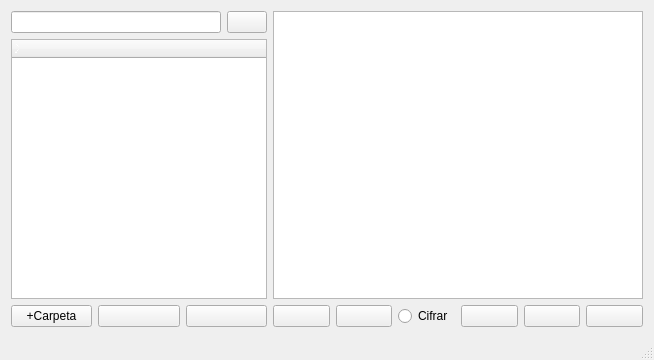
First picture: the form in mainwindow2.ui, repository zurdoTSP/torrefacto, before the edit.
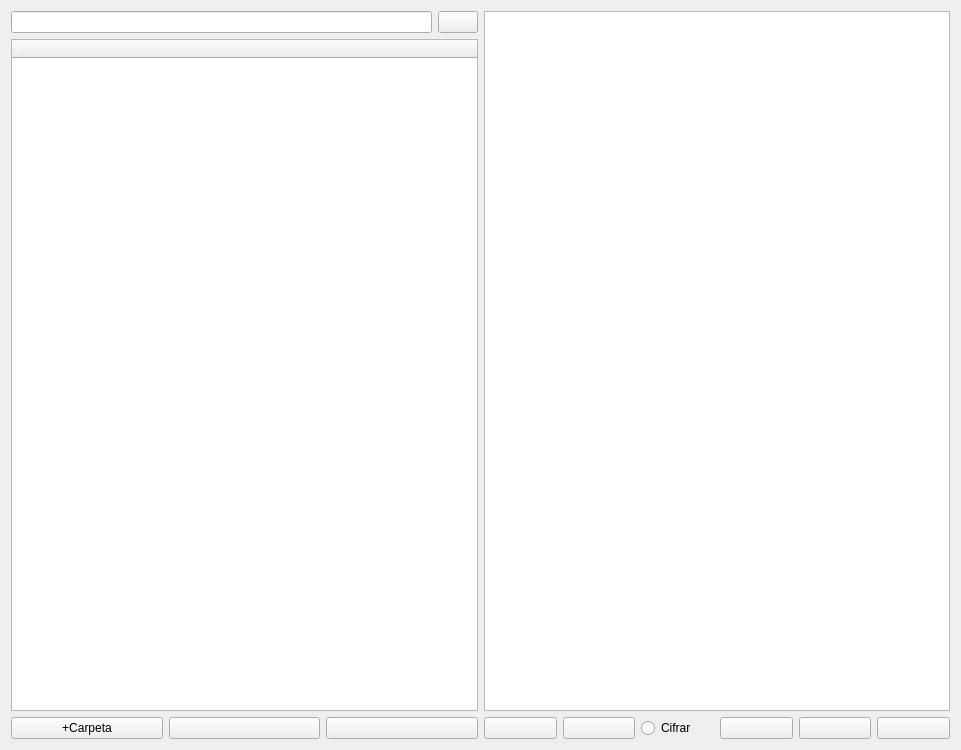
Second picture: the form after the edit.

The edit to the form file:
```diff
--- a/mainwindow2.ui
+++ b/mainwindow2.ui
@@ -6,10 +6,16 @@
    <rect>
     <x>0</x>
     <y>0</y>
-    <width>654</width>
-    <height>360</height>
+    <width>961</width>
+    <height>750</height>
    </rect>
   </property>
+  <property name="sizePolicy">
+   <sizepolicy hsizetype="Minimum" vsizetype="Minimum">
+    <horstretch>0</horstretch>
+    <verstretch>0</verstretch>
+   </sizepolicy>
+  </property>
   <property name="maximumSize">
    <size>
     <width>16777215</width>
@@ -32,25 +38,18 @@
      <height>16777215</height>
     </size>
    </property>
-   <layout class="QFormLayout" name="formLayout">
-    <item row="0" column="0">
-     <layout class="QVBoxLayout" name="verticalLayout_2">
-      <item>
-       <layout class="QHBoxLayout" name="horizontalLayout_2">
-        <item>
-         <widget class="QLineEdit" name="cajaBuscar"/>
-        </item>
-        <item>
-         <widget class="QPushButton" name="buscar">
-          <property name="text">
-           <string/>
-          </property>
-         </widget>
-        </item>
-       </layout>
-      </item>
-      <item>
+   <layout class="QGridLayout" name="gridLayout">
+    <item row="1" column="0">
        <widget class="QTreeWidget" name="treeWidget">
+      <property name="enabled">
+       <bool>true</bool>
+      </property>
+      <property name="sizePolicy">
+       <sizepolicy hsizetype="MinimumExpanding" vsizetype="Expanding">
+        <horstretch>0</horstretch>
+        <verstretch>0</verstretch>
+       </sizepolicy>
+      </property>
         <column>
          <property name="text">
           <string/>
@@ -73,10 +72,16 @@
         </column>
        </widget>
       </item>
-      <item>
+    <item row="2" column="0">
        <layout class="QHBoxLayout" name="horizontalLayout_3">
         <item>
          <widget class="QPushButton" name="nCarpeta">
+        <property name="sizePolicy">
+         <sizepolicy hsizetype="Minimum" vsizetype="Minimum">
+          <horstretch>0</horstretch>
+          <verstretch>0</verstretch>
+         </sizepolicy>
+        </property>
           <property name="text">
            <string>+Carpeta</string>
           </property>
@@ -84,6 +89,12 @@
         </item>
         <item>
          <widget class="QPushButton" name="nFile">
+        <property name="sizePolicy">
+         <sizepolicy hsizetype="Minimum" vsizetype="Minimum">
+          <horstretch>0</horstretch>
+          <verstretch>0</verstretch>
+         </sizepolicy>
+        </property>
           <property name="text">
            <string/>
           </property>
@@ -91,6 +102,12 @@
         </item>
         <item>
          <widget class="QPushButton" name="bBorrar">
+        <property name="sizePolicy">
+         <sizepolicy hsizetype="Minimum" vsizetype="Minimum">
+          <horstretch>0</horstretch>
+          <verstretch>0</verstretch>
+         </sizepolicy>
+        </property>
           <property name="text">
            <string/>
           </property>
@@ -98,21 +115,31 @@
         </item>
        </layout>
       </item>
-     </layout>
-    </item>
-    <item row="0" column="1">
-     <layout class="QGridLayout" name="gridLayout">
-      <item row="0" column="0">
+    <item row="0" column="1" rowspan="2">
        <widget class="QTextEdit" name="directorio">
         <property name="sizePolicy">
-         <sizepolicy hsizetype="Expanding" vsizetype="Expanding">
+       <sizepolicy hsizetype="MinimumExpanding" vsizetype="MinimumExpanding">
           <horstretch>0</horstretch>
           <verstretch>0</verstretch>
          </sizepolicy>
         </property>
        </widget>
       </item>
-      <item row="1" column="0">
+    <item row="0" column="0">
+     <layout class="QHBoxLayout" name="horizontalLayout_2">
+      <item>
+       <widget class="QLineEdit" name="cajaBuscar"/>
+      </item>
+      <item>
+       <widget class="QPushButton" name="buscar">
+        <property name="text">
+         <string/>
+        </property>
+       </widget>
+      </item>
+     </layout>
+    </item>
+    <item row="2" column="1">
        <layout class="QHBoxLayout" name="horizontalLayout">
         <item>
          <widget class="QPushButton" name="saves">
@@ -159,8 +186,11 @@
        </layout>
       </item>
      </layout>
-    </item>
-   </layout>
+   <zorder>directorio</zorder>
+   <zorder></zorder>
+   <zorder></zorder>
+   <zorder>treeWidget</zorder>
+   <zorder></zorder>
   </widget>
   <widget class="QMenuBar" name="menuBar">
    <property name="geometry">
@@ -172,7 +202,6 @@
     </rect>
    </property>
   </widget>
-  <widget class="QStatusBar" name="statusBar"/>
  </widget>
  <layoutdefault spacing="6" margin="11"/>
  <resources/>
```
Left out of the diff: 2 changed lines with no effect on the pictures. Lines whose indentation alone changed are shown as unchanged.
